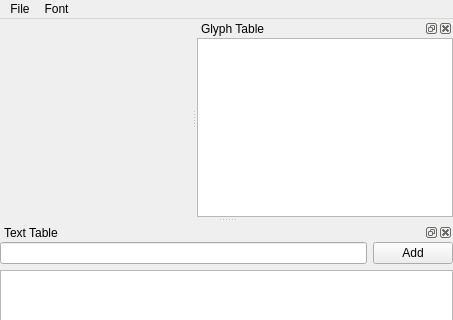
This is pixelfont/fonteditor.ui in LeStahL/aldi-pixel-font as Qt 5 draws it before an edit; both pictures show x 0 to 453 and y 0 to 320 of the 453 by 484 pixel window. The edited form follows.
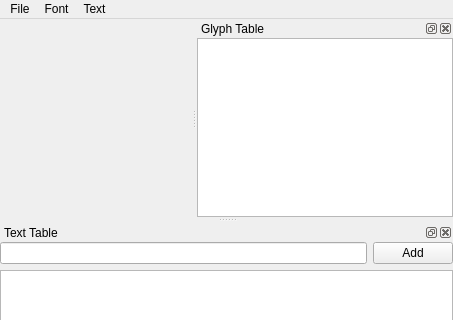
This is the edited form.

Commit message: Added rudimentary text table functionality.

The edit to the form file:
```diff
--- a/pixelfont/fonteditor.ui
+++ b/pixelfont/fonteditor.ui
@@ -60,8 +60,18 @@
     <addaction name="separator"/>
     <addaction name="actionExport_GLSL"/>
    </widget>
+   <widget class="QMenu" name="menuText">
+    <property name="title">
+     <string>Text</string>
+    </property>
+    <addaction name="actionSave_Text_As"/>
+    <addaction name="actionLoad_Text"/>
+    <addaction name="separator"/>
+    <addaction name="actionAdd_Line"/>
+   </widget>
    <addaction name="menuFile"/>
    <addaction name="menuFont"/>
+   <addaction name="menuText"/>
   </widget>
   <widget class="QStatusBar" name="statusbar"/>
   <widget class="QDockWidget" name="dockWidget">
```
Left out of the diff: 18 changed lines with no effect on the pictures. The commit also changes 2 other files.
